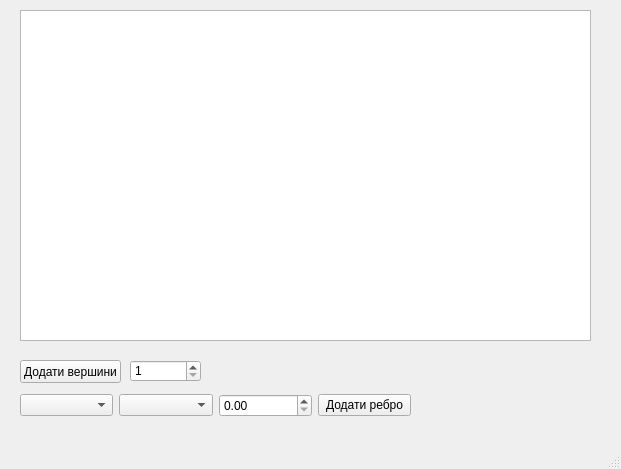
The window that creategraphwindow.ui (MyNameIsLiza/CourseWork) describes before a commit, drawn with Qt 5.
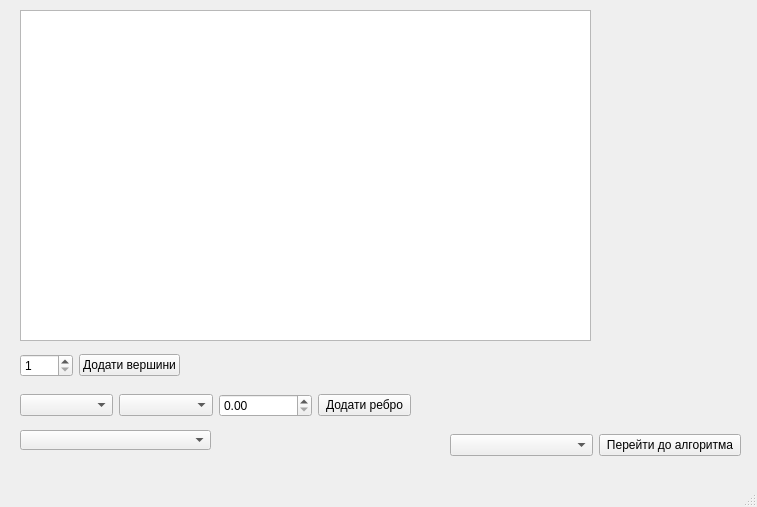
The same window after the commit.

The edit to the form file:
```diff
--- a/creategraphwindow.ui
+++ b/creategraphwindow.ui
@@ -6,30 +6,14 @@
    <rect>
     <x>0</x>
     <y>0</y>
-    <width>621</width>
-    <height>469</height>
+    <width>757</width>
+    <height>507</height>
    </rect>
   </property>
   <property name="windowTitle">
    <string>MainWindow</string>
   </property>
   <widget class="QWidget" name="centralwidget">
-   <widget class="QSpinBox" name="spinBox">
-    <property name="geometry">
-     <rect>
-      <x>130</x>
-      <y>360</y>
-      <width>71</width>
-      <height>22</height>
-     </rect>
-    </property>
-    <property name="minimum">
-     <number>1</number>
-    </property>
-    <property name="maximum">
-     <number>10</number>
-    </property>
-   </widget>
    <widget class="QTableWidget" name="tableWidget">
     <property name="geometry">
      <rect>
@@ -76,19 +60,6 @@
      </item>
     </layout>
    </widget>
-   <widget class="QPushButton" name="pushButton">
-    <property name="geometry">
-     <rect>
-      <x>20</x>
-      <y>360</y>
-      <width>101</width>
-      <height>23</height>
-     </rect>
-    </property>
-    <property name="text">
-     <string>Додати вершини</string>
-    </property>
-   </widget>
    <widget class="QLabel" name="label">
     <property name="geometry">
      <rect>
@@ -102,6 +73,70 @@
      <string/>
     </property>
    </widget>
+   <widget class="QWidget" name="horizontalLayoutWidget_2">
+    <property name="geometry">
+     <rect>
+      <x>20</x>
+      <y>350</y>
+      <width>160</width>
+      <height>31</height>
+     </rect>
+    </property>
+    <layout class="QHBoxLayout" name="horizontalLayout_2">
+     <item>
+      <widget class="QSpinBox" name="spinBox">
+       <property name="minimum">
+        <number>1</number>
+       </property>
+       <property name="maximum">
+        <number>10</number>
+       </property>
+      </widget>
+     </item>
+     <item>
+      <widget class="QPushButton" name="pushButton">
+       <property name="text">
+        <string>Додати вершини</string>
+       </property>
+      </widget>
+     </item>
+    </layout>
+   </widget>
+   <widget class="QWidget" name="horizontalLayoutWidget_3">
+    <property name="geometry">
+     <rect>
+      <x>450</x>
+      <y>430</y>
+      <width>291</width>
+      <height>31</height>
+     </rect>
+    </property>
+    <layout class="QHBoxLayout" name="horizontalLayout_3">
+     <item>
+      <widget class="QComboBox" name="comboBox_3"/>
+     </item>
+     <item>
+      <widget class="QPushButton" name="pushButton_3">
+       <property name="text">
+        <string>Перейти до алгоритма</string>
+       </property>
+      </widget>
+     </item>
+    </layout>
+   </widget>
+   <widget class="QComboBox" name="comboBox_4">
+    <property name="geometry">
+     <rect>
+      <x>20</x>
+      <y>430</y>
+      <width>191</width>
+      <height>20</height>
+     </rect>
+    </property>
+    <property name="placeholderText">
+     <string>Напрямок</string>
+    </property>
+   </widget>
   </widget>
   <widget class="QMenuBar" name="menubar">
    <property name="geometry">
```
Left out of the diff: 4 changed lines with no effect on the pictures.
